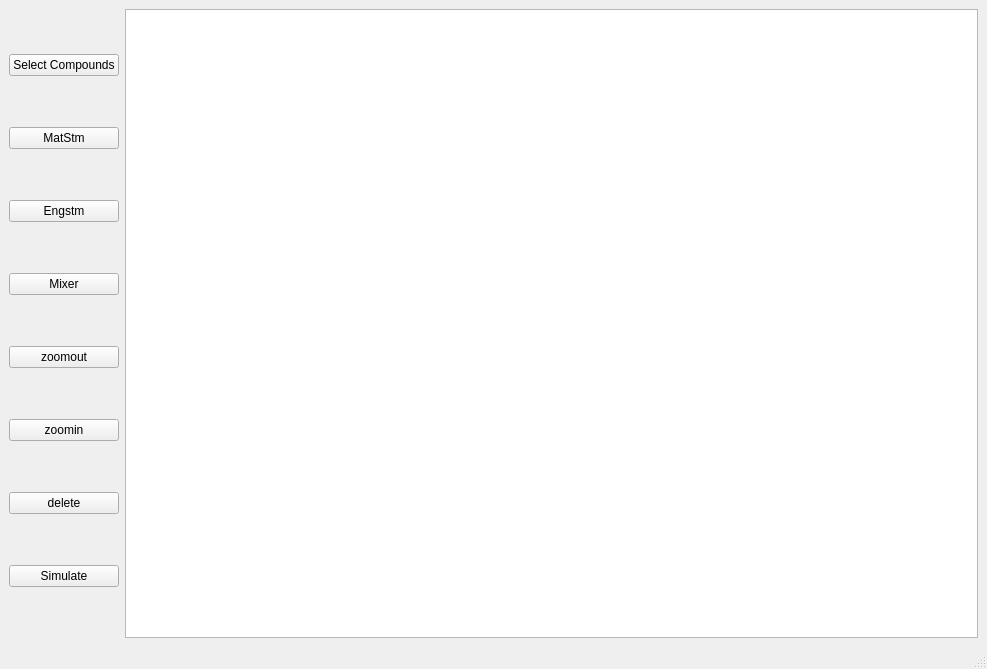
Anujg935/OMChemSimGUI, file main.ui: the form before one commit.
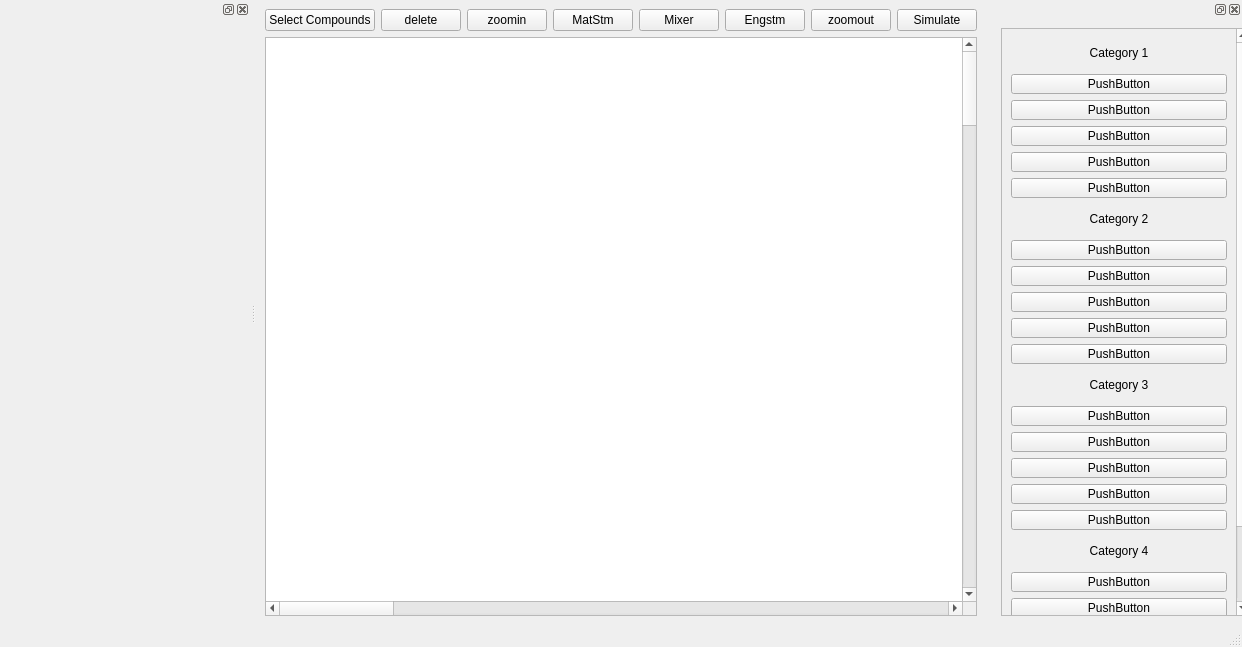
The form after the commit.

Commit message: Added the qDockWidget and also the the styleshet

The edit to the form file:
```diff
--- a/main.ui
+++ b/main.ui
@@ -6,8 +6,8 @@
    <rect>
     <x>0</x>
     <y>0</y>
-    <width>987</width>
-    <height>669</height>
+    <width>1193</width>
+    <height>647</height>
    </rect>
   </property>
   <property name="windowTitle">
@@ -20,72 +20,120 @@
      <verstretch>0</verstretch>
     </sizepolicy>
    </property>
-   <layout class="QHBoxLayout" name="horizontalLayout_2">
+   <layout class="QVBoxLayout" name="verticalLayout">
     <item>
-     <layout class="QHBoxLayout" name="horizontalLayout">
+     <layout class="QHBoxLayout" name="horizontalLayout_2">
       <item>
-       <layout class="QVBoxLayout" name="verticalLayout">
-        <item>
-         <widget class="QPushButton" name="pushButton_8">
-          <property name="text">
-           <string>Select Compounds</string>
-          </property>
-         </widget>
-        </item>
-        <item>
-         <widget class="QPushButton" name="pushButton">
-          <property name="acceptDrops">
-           <bool>true</bool>
-          </property>
-          <property name="text">
-           <string>MatStm</string>
-          </property>
-         </widget>
-        </item>
-        <item>
-         <widget class="QPushButton" name="pushButton_5">
-          <property name="text">
-           <string>Engstm</string>
-          </property>
-         </widget>
-        </item>
-        <item>
-         <widget class="QPushButton" name="pushButton_7">
-          <property name="text">
-           <string>Mixer</string>
-          </property>
-         </widget>
-        </item>
-        <item>
-         <widget class="QPushButton" name="pushButton_3">
-          <property name="text">
-           <string>zoomout</string>
-          </property>
-         </widget>
-        </item>
-        <item>
-         <widget class="QPushButton" name="pushButton_2">
-          <property name="text">
-           <string>zoomin</string>
-          </property>
-         </widget>
-        </item>
-        <item>
-         <widget class="QPushButton" name="pushButton_4">
-          <property name="text">
-           <string>delete</string>
-          </property>
-         </widget>
-        </item>
-        <item>
-         <widget class="QPushButton" name="pushButton_6">
-          <property name="text">
-           <string>Simulate</string>
-          </property>
-         </widget>
-        </item>
-       </layout>
+       <widget class="QPushButton" name="pushButton_8">
+        <property name="sizePolicy">
+         <sizepolicy hsizetype="Expanding" vsizetype="Fixed">
+          <horstretch>0</horstretch>
+          <verstretch>0</verstretch>
+         </sizepolicy>
+        </property>
+        <property name="text">
+         <string>Select Compounds</string>
+        </property>
+       </widget>
       </item>
+      <item>
+       <widget class="QPushButton" name="pushButton_4">
+        <property name="sizePolicy">
+         <sizepolicy hsizetype="Expanding" vsizetype="Fixed">
+          <horstretch>0</horstretch>
+          <verstretch>0</verstretch>
+         </sizepolicy>
+        </property>
+        <property name="text">
+         <string>delete</string>
+        </property>
+       </widget>
+      </item>
+      <item>
+       <widget class="QPushButton" name="pushButton_2">
+        <property name="sizePolicy">
+         <sizepolicy hsizetype="Expanding" vsizetype="Fixed">
+          <horstretch>0</horstretch>
+          <verstretch>0</verstretch>
+         </sizepolicy>
+        </property>
+        <property name="text">
+         <string>zoomin</string>
+        </property>
+       </widget>
+      </item>
+      <item>
+       <widget class="QPushButton" name="pushButton">
+        <property name="sizePolicy">
+         <sizepolicy hsizetype="Expanding" vsizetype="Fixed">
+          <horstretch>0</horstretch>
+          <verstretch>0</verstretch>
+         </sizepolicy>
+        </property>
+        <property name="acceptDrops">
+         <bool>true</bool>
+        </property>
+        <property name="text">
+         <string>MatStm</string>
+        </property>
+       </widget>
+      </item>
+      <item>
+       <widget class="QPushButton" name="pushButton_7">
+        <property name="sizePolicy">
+         <sizepolicy hsizetype="Expanding" vsizetype="Fixed">
+          <horstretch>0</horstretch>
+          <verstretch>0</verstretch>
+         </sizepolicy>
+        </property>
+        <property name="text">
+         <string>Mixer</string>
+        </property>
+       </widget>
+      </item>
+      <item>
+       <widget class="QPushButton" name="pushButton_5">
+        <property name="sizePolicy">
+         <sizepolicy hsizetype="Expanding" vsizetype="Fixed">
+          <horstretch>0</horstretch>
+          <verstretch>0</verstretch>
+         </sizepolicy>
+        </property>
+        <property name="text">
+         <string>Engstm</string>
+        </property>
+       </widget>
+      </item>
+      <item>
+       <widget class="QPushButton" name="pushButton_3">
+        <property name="sizePolicy">
+         <sizepolicy hsizetype="Expanding" vsizetype="Fixed">
+          <horstretch>0</horstretch>
+          <verstretch>0</verstretch>
+         </sizepolicy>
+        </property>
+        <property name="text">
+         <string>zoomout</string>
+        </property>
+       </widget>
+      </item>
+      <item>
+       <widget class="QPushButton" name="pushButton_6">
+        <property name="sizePolicy">
+         <sizepolicy hsizetype="Expanding" vsizetype="Fixed">
+          <horstretch>0</horstretch>
+          <verstretch>0</verstretch>
+         </sizepolicy>
+        </property>
+        <property name="text">
+         <string>Simulate</string>
+        </property>
+       </widget>
+      </item>
+     </layout>
+    </item>
+    <item>
+     <layout class="QVBoxLayout" name="verticalLayout_2">
       <item>
        <widget class="QGraphicsView" name="graphicsView">
         <property name="sizePolicy">
@@ -131,8 +179,8 @@
          <rectf>
           <x>0.000000000000000</x>
           <y>0.000000000000000</y>
-          <width>500.000000000000000</width>
-          <height>500.000000000000000</height>
+          <width>5000.000000000000000</width>
+          <height>5000.000000000000000</height>
          </rectf>
         </property>
         <property name="dragMode">
@@ -167,6 +215,445 @@
    </property>
   </widget>
   <widget class="QStatusBar" name="statusbar"/>
+  <widget class="QDockWidget" name="dockWidget">
+   <property name="sizePolicy">
+    <sizepolicy hsizetype="Fixed" vsizetype="Preferred">
+     <horstretch>0</horstretch>
+     <verstretch>0</verstretch>
+    </sizepolicy>
+   </property>
+   <property name="minimumSize">
+    <size>
+     <width>250</width>
+     <height>540</height>
+    </size>
+   </property>
+   <property name="maximumSize">
+    <size>
+     <width>250</width>
+     <height>524287</height>
+    </size>
+   </property>
+   <attribute name="dockWidgetArea">
+    <number>2</number>
+   </attribute>
+   <widget class="QWidget" name="dockWidgetContents">
+    <layout class="QHBoxLayout" name="horizontalLayout_3">
+     <item>
+      <widget class="QScrollArea" name="scrollArea">
+       <property name="sizePolicy">
+        <sizepolicy hsizetype="Minimum" vsizetype="Minimum">
+         <horstretch>0</horstretch>
+         <verstretch>0</verstretch>
+        </sizepolicy>
+       </property>
+       <property name="minimumSize">
+        <size>
+         <width>250</width>
+         <height>500</height>
+        </size>
+       </property>
+       <property name="verticalScrollBarPolicy">
+        <enum>Qt::ScrollBarAlwaysOn</enum>
+       </property>
+       <property name="widgetResizable">
+        <bool>true</bool>
+       </property>
+       <widget class="QWidget" name="scrollAreaWidgetContents">
+        <property name="geometry">
+         <rect>
+          <x>0</x>
+          <y>0</y>
+          <width>231</width>
+          <height>676</height>
+         </rect>
+        </property>
+        <layout class="QVBoxLayout" name="verticalLayout_5">
+         <item>
+          <widget class="QLabel" name="label_3">
+           <property name="sizePolicy">
+            <sizepolicy hsizetype="Preferred" vsizetype="Fixed">
+             <horstretch>0</horstretch>
+             <verstretch>0</verstretch>
+            </sizepolicy>
+           </property>
+           <property name="minimumSize">
+            <size>
+             <width>0</width>
+             <height>30</height>
+            </size>
+           </property>
+           <property name="layoutDirection">
+            <enum>Qt::LeftToRight</enum>
+           </property>
+           <property name="text">
+            <string>Category 1</string>
+           </property>
+           <property name="alignment">
+            <set>Qt::AlignCenter</set>
+           </property>
+          </widget>
+         </item>
+         <item>
+          <widget class="QPushButton" name="pushButton_10">
+           <property name="minimumSize">
+            <size>
+             <width>0</width>
+             <height>20</height>
+            </size>
+           </property>
+           <property name="text">
+            <string>PushButton</string>
+           </property>
+          </widget>
+         </item>
+         <item>
+          <widget class="QPushButton" name="pushButton_9">
+           <property name="minimumSize">
+            <size>
+             <width>0</width>
+             <height>20</height>
+            </size>
+           </property>
+           <property name="text">
+            <string>PushButton</string>
+           </property>
+          </widget>
+         </item>
+         <item>
+          <widget class="QPushButton" name="pushButton_11">
+           <property name="minimumSize">
+            <size>
+             <width>0</width>
+             <height>20</height>
+            </size>
+           </property>
+           <property name="text">
+            <string>PushButton</string>
+           </property>
+          </widget>
+         </item>
+         <item>
+          <widget class="QPushButton" name="pushButton_12">
+           <property name="minimumSize">
+            <size>
+             <width>0</width>
+             <height>20</height>
+            </size>
+           </property>
+           <property name="text">
+            <string>PushButton</string>
+           </property>
+          </widget>
+         </item>
+         <item>
+          <widget class="QPushButton" name="pushButton_25">
+           <property name="minimumSize">
+            <size>
+             <width>0</width>
+             <height>20</height>
+            </size>
+           </property>
+           <property name="text">
+            <string>PushButton</string>
+           </property>
+          </widget>
+         </item>
+         <item>
+          <widget class="QLabel" name="label_2">
+           <property name="sizePolicy">
+            <sizepolicy hsizetype="Preferred" vsizetype="Fixed">
+             <horstretch>0</horstretch>
+             <verstretch>0</verstretch>
+            </sizepolicy>
+           </property>
+           <property name="minimumSize">
+            <size>
+             <width>0</width>
+             <height>30</height>
+            </size>
+           </property>
+           <property name="layoutDirection">
+            <enum>Qt::LeftToRight</enum>
+           </property>
+           <property name="text">
+            <string>Category 2</string>
+           </property>
+           <property name="alignment">
+            <set>Qt::AlignCenter</set>
+           </property>
+          </widget>
+         </item>
+         <item>
+          <widget class="QPushButton" name="pushButton_13">
+           <property name="minimumSize">
+            <size>
+             <width>0</width>
+             <height>20</height>
+            </size>
+           </property>
+           <property name="text">
+            <string>PushButton</string>
+           </property>
+          </widget>
+         </item>
+         <item>
+          <widget class="QPushButton" name="pushButton_14">
+           <property name="minimumSize">
+            <size>
+             <width>0</width>
+             <height>20</height>
+            </size>
+           </property>
+           <property name="text">
+            <string>PushButton</string>
+           </property>
+          </widget>
+         </item>
+         <item>
+          <widget class="QPushButton" name="pushButton_15">
+           <property name="minimumSize">
+            <size>
+             <width>0</width>
+             <height>20</height>
+            </size>
+           </property>
+           <property name="text">
+            <string>PushButton</string>
+           </property>
+          </widget>
+         </item>
+         <item>
+          <widget class="QPushButton" name="pushButton_16">
+           <property name="minimumSize">
+            <size>
+             <width>0</width>
+             <height>20</height>
+            </size>
+           </property>
+           <property name="text">
+            <string>PushButton</string>
+           </property>
+          </widget>
+         </item>
+         <item>
+          <widget class="QPushButton" name="pushButton_26">
+           <property name="minimumSize">
+            <size>
+             <width>0</width>
+             <height>20</height>
+            </size>
+           </property>
+           <property name="text">
+            <string>PushButton</string>
+           </property>
+          </widget>
+         </item>
+         <item>
+          <widget class="QLabel" name="label">
+           <property name="sizePolicy">
+            <sizepolicy hsizetype="Preferred" vsizetype="Fixed">
+             <horstretch>0</horstretch>
+             <verstretch>0</verstretch>
+            </sizepolicy>
+           </property>
+           <property name="minimumSize">
+            <size>
+             <width>0</width>
+             <height>30</height>
+            </size>
+           </property>
+           <property name="layoutDirection">
+            <enum>Qt::LeftToRight</enum>
+           </property>
+           <property name="text">
+            <string>Category 3</string>
+           </property>
+           <property name="alignment">
+            <set>Qt::AlignCenter</set>
+           </property>
+          </widget>
+         </item>
+         <item>
+          <widget class="QPushButton" name="pushButton_18">
+           <property name="minimumSize">
+            <size>
+             <width>0</width>
+             <height>20</height>
+            </size>
+           </property>
+           <property name="text">
+            <string>PushButton</string>
+           </property>
+          </widget>
+         </item>
+         <item>
+          <widget class="QPushButton" name="pushButton_19">
+           <property name="minimumSize">
+            <size>
+             <width>0</width>
+             <height>20</height>
+            </size>
+           </property>
+           <property name="text">
+            <string>PushButton</string>
+           </property>
+          </widget>
+         </item>
+         <item>
+          <widget class="QPushButton" name="pushButton_17">
+           <property name="minimumSize">
+            <size>
+             <width>0</width>
+             <height>20</height>
+            </size>
+           </property>
+           <property name="text">
+            <string>PushButton</string>
+           </property>
+          </widget>
+         </item>
+         <item>
+          <widget class="QPushButton" name="pushButton_20">
+           <property name="minimumSize">
+            <size>
+             <width>0</width>
+             <height>20</height>
+            </size>
+           </property>
+           <property name="text">
+            <string>PushButton</string>
+           </property>
+          </widget>
+         </item>
+         <item>
+          <widget class="QPushButton" name="pushButton_21">
+           <property name="minimumSize">
+            <size>
+             <width>0</width>
+             <height>20</height>
+            </size>
+           </property>
+           <property name="text">
+            <string>PushButton</string>
+           </property>
+          </widget>
+         </item>
+         <item>
+          <widget class="QLabel" name="label_4">
+           <property name="sizePolicy">
+            <sizepolicy hsizetype="Preferred" vsizetype="Fixed">
+             <horstretch>0</horstretch>
+             <verstretch>0</verstretch>
+            </sizepolicy>
+           </property>
+           <property name="minimumSize">
+            <size>
+             <width>0</width>
+             <height>30</height>
+            </size>
+           </property>
+           <property name="layoutDirection">
+            <enum>Qt::LeftToRight</enum>
+           </property>
+           <property name="text">
+            <string>Category 4</string>
+           </property>
+           <property name="alignment">
+            <set>Qt::AlignCenter</set>
+           </property>
+          </widget>
+         </item>
+         <item>
+          <widget class="QPushButton" name="pushButton_22">
+           <property name="minimumSize">
+            <size>
+             <width>0</width>
+             <height>20</height>
+            </size>
+           </property>
+           <property name="text">
+            <string>PushButton</string>
+           </property>
+          </widget>
+         </item>
+         <item>
+          <widget class="QPushButton" name="pushButton_23">
+           <property name="minimumSize">
+            <size>
+             <width>0</width>
+             <height>20</height>
+            </size>
+           </property>
+           <property name="text">
+            <string>PushButton</string>
+           </property>
+          </widget>
+         </item>
+         <item>
+          <widget class="QPushButton" name="pushButton_27">
+           <property name="minimumSize">
+            <size>
+             <width>0</width>
+             <height>20</height>
+            </size>
+           </property>
+           <property name="text">
+            <string>PushButton</string>
+           </property>
+          </widget>
+         </item>
+         <item>
+          <widget class="QPushButton" name="pushButton_24">
+           <property name="minimumSize">
+            <size>
+             <width>0</width>
+             <height>20</height>
+            </size>
+           </property>
+           <property name="text">
+            <string>PushButton</string>
+           </property>
+          </widget>
+         </item>
+         <item>
+          <widget class="QPushButton" name="pushButton_28">
+           <property name="minimumSize">
+            <size>
+             <width>0</width>
+             <height>20</height>
+            </size>
+           </property>
+           <property name="text">
+            <string>PushButton</string>
+           </property>
+          </widget>
+         </item>
+        </layout>
+       </widget>
+      </widget>
+     </item>
+    </layout>
+   </widget>
+  </widget>
+  <widget class="QDockWidget" name="dockWidget_3">
+   <property name="sizePolicy">
+    <sizepolicy hsizetype="Fixed" vsizetype="Preferred">
+     <horstretch>0</horstretch>
+     <verstretch>0</verstretch>
+    </sizepolicy>
+   </property>
+   <property name="minimumSize">
+    <size>
+     <width>250</width>
+     <height>38</height>
+    </size>
+   </property>
+   <attribute name="dockWidgetArea">
+    <number>1</number>
+   </attribute>
+   <widget class="QWidget" name="dockWidgetContents_4"/>
+  </widget>
  </widget>
  <resources/>
  <connections/>
```
Left out of the diff: 2 changed lines with no effect on the pictures. The commit also changes 32 other files.
